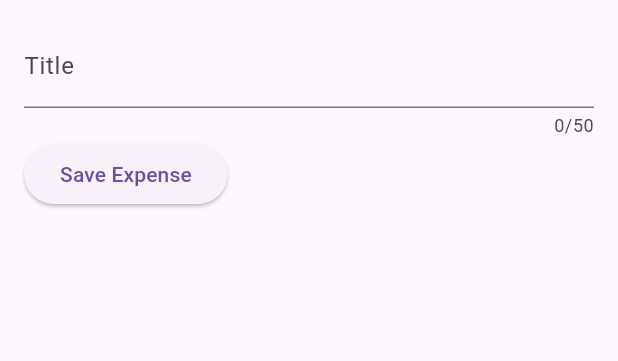
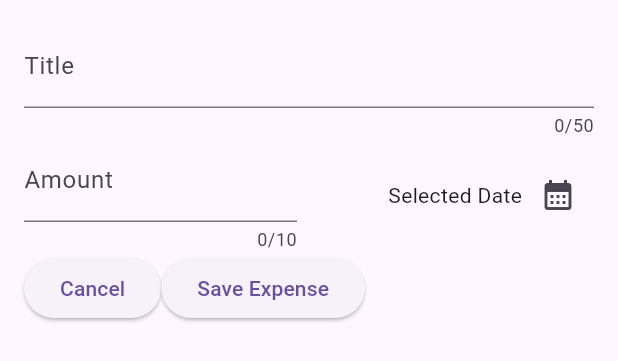
Before and after one commit to MovelikeLo/expense_tracker, a Flutter app: the NewExpense widget shown alone on an empty page, opened directly, on a phone screen of 412 x 824 dp. Shown: the top 361 px of the screen. Run offline on Flutter 3.47's test engine with Material 3 defaults, Android fonts, the phone set to English and light mode, and no system bars.

Commit message:
added amount controller and date picker to select date

```diff
--- a/lib/models/expense.dart
+++ b/lib/models/expense.dart
@@ -5,12 +5,8 @@ import 'package:intl/intl.dart';
 const uuid = Uuid();
 final formatter = DateFormat.yMd();
 
-enum Category{
-  food,
-  travel,
-  leisure,
-  work,
-}
+enum Category { food, travel, leisure, work }
+
 const categoryIcons = {
   Category.food: Icons.lunch_dining,
   Category.travel: Icons.flight_takeoff,
@@ -18,14 +14,13 @@ const categoryIcons = {
   Category.work: Icons.work,
 };
 
-class Expense{
+class Expense {
   Expense({
     required this.title,
     required this.amount,
     required this.date,
     required this.category,
-  })
-  : id = uuid.v4();
+  }) : id = uuid.v4();
 
   final String id;
   final String title;
@@ -33,8 +28,8 @@ class Expense{
   final DateTime date;
   final Category category;
 
-}
-
-String get formattedDate {
+  String get formattedDate {
     return formatter.format(date);
   }
+}
+//flutter pub add intl
--- a/lib/widgets/new_expense.dart
+++ b/lib/widgets/new_expense.dart
@@ -1,6 +1,7 @@
-//newExpense
 import 'package:flutter/material.dart';
+import 'package:intl/intl.dart';
 
+final formatter = DateFormat.yMd();
 class NewExpense extends StatefulWidget {
   const NewExpense({super.key});
   @override
@@ -11,11 +12,28 @@ class NewExpense extends StatefulWidget {
 
 class _NewExpenseState extends State<NewExpense> {
   final _titleController = TextEditingController();
+  final _amountController = TextEditingController();
+  DateTime? _selectedDate;
   //make an amount controller
   @override
   void dispose() {
     _titleController.dispose();
+    _amountController.dispose();
     super.dispose();
+  }
+  void _presentDatePicker() async {
+    final now = DateTime.now();
+    final firstDate = DateTime(now.year - 1, now.month, now.day);
+    final pickedDate = await
+    showDatePicker(
+      context: context,
+      initialDate: now,
+      firstDate: firstDate,
+      lastDate: now,
+    );
+    setState(() {
+      _selectedDate = pickedDate;
+    });
   }
 
   @override
@@ -30,13 +48,51 @@ class _NewExpenseState extends State<NewExpense> {
             keyboardType: TextInputType.name,
             decoration: InputDecoration(label: Text("Title")),
           ),
+          Row(
+            children: [
+              Expanded(
+                child: TextField(
+                  controller: _amountController,
+                  maxLength: 10,
+                  keyboardType: TextInputType.number,
+                  decoration: InputDecoration(
+                    prefixText: '\$',
+                    label: Text("Amount"),
+                  ),
+                ),
+              ),
+              const SizedBox(width: 16),
+              Expanded(
+                child: Row(
+                  mainAxisAlignment: MainAxisAlignment.end,
+                  crossAxisAlignment: CrossAxisAlignment.center,
+                  children: [
+                    Text(
+                      _selectedDate == null
+                          ? 'Selected Date': formatter.format(_selectedDate!),
+                    ),
+                    IconButton(
+                      onPressed: _presentDatePicker,
+                      icon: const Icon(Icons.calendar_month),
+                    ),
+                  ],
+                ),
+              ),
+            ],
+          ),
           //Put Amount TextField
           Row(
             children: [
               ElevatedButton(
                 onPressed: () {
+                  Navigator.pop(context);
+                },
+                child: Text("Cancel"),
+              ),
+              ElevatedButton(
+                onPressed: () {
                   print(_titleController.text);
-                  //print the amount
+                  print(_amountController.text);
                 },
                 child: Text("Save Expense"),
               ),
```
